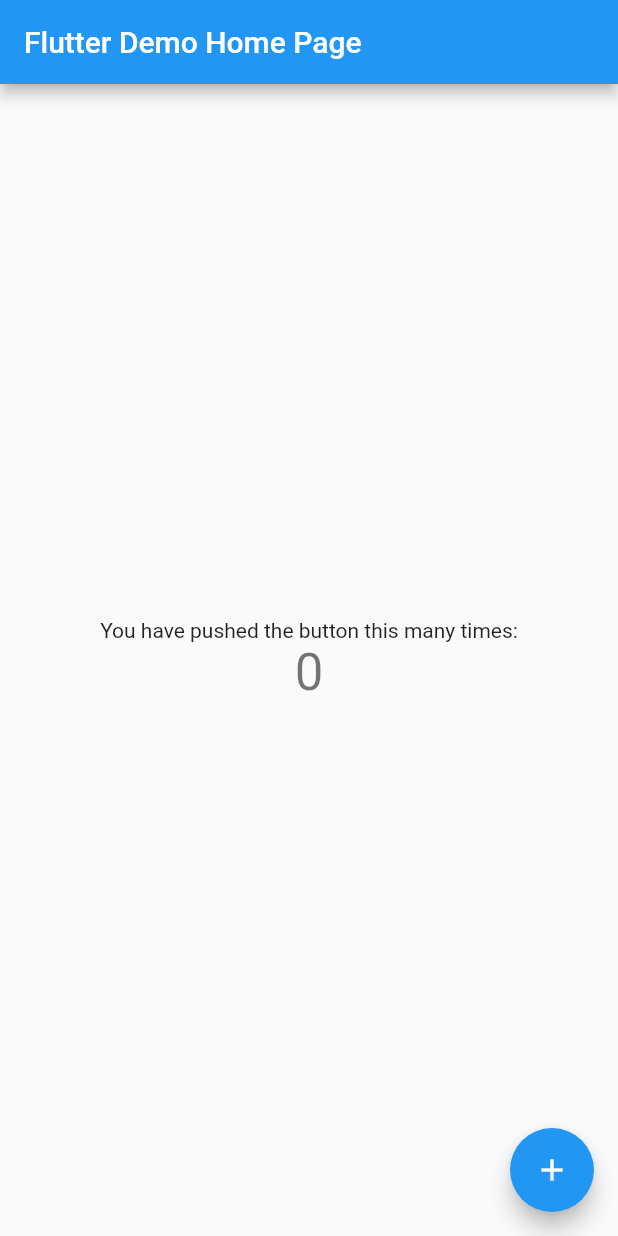
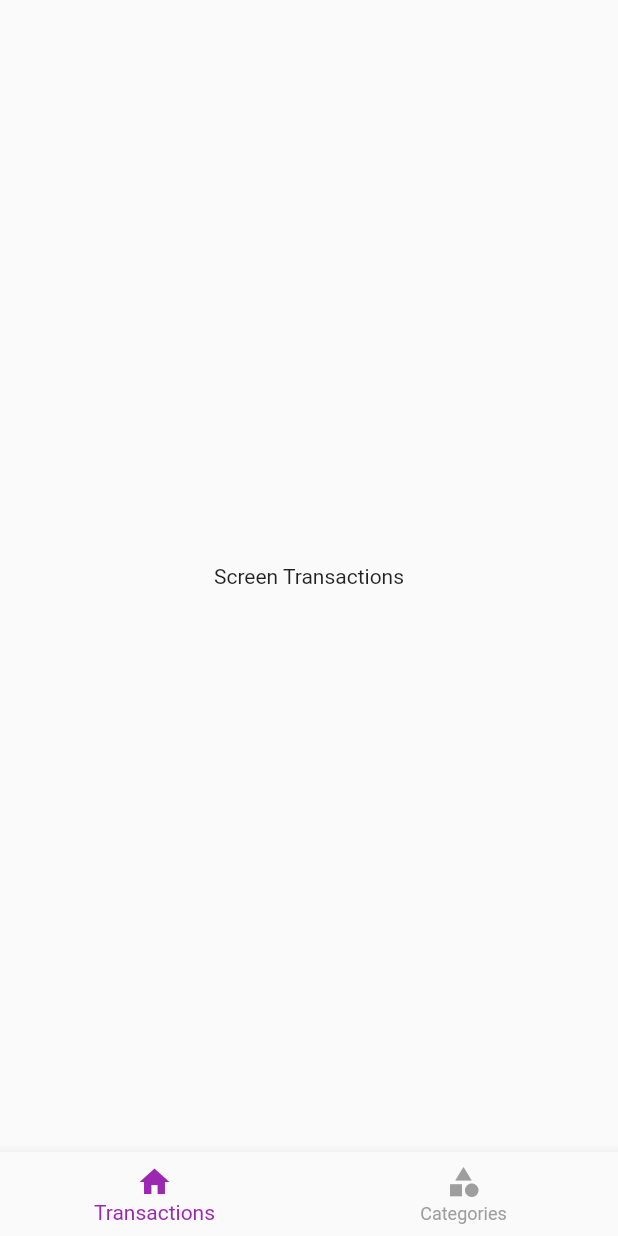
Before and after one commit to vishnuraj-m/Flutter-Money-Manager-App, a Flutter app: the screen it shows after launch, on a phone screen of 412 x 824 dp. Run offline on Flutter 3.47's test engine with Material 2 defaults, Android fonts, the phone set to English and light mode, and no system bars.

Commit message:
Bottom Navigation Completed

```diff
--- a/lib/main.dart
+++ b/lib/main.dart
@@ -1,4 +1,5 @@
 import 'package:flutter/material.dart';
+import 'package:flutter_money_manager/screens/home/screen_home.dart';
 
 void main() {
   runApp(const MyApp());
@@ -7,109 +8,14 @@
 class MyApp extends StatelessWidget {
   const MyApp({Key? key}) : super(key: key);
 
-  // This widget is the root of your application.
   @override
   Widget build(BuildContext context) {
     return MaterialApp(
       title: 'Flutter Demo',
       theme: ThemeData(
-        // This is the theme of your application.
-        //
-        // Try running your application with "flutter run". You'll see the
-        // application has a blue toolbar. Then, without quitting the app, try
-        // changing the primarySwatch below to Colors.green and then invoke
-        // "hot reload" (press "r" in the console where you ran "flutter run",
-        // or simply save your changes to "hot reload" in a Flutter IDE).
-        // Notice that the counter didn't reset back to zero; the application
-        // is not restarted.
         primarySwatch: Colors.blue,
       ),
-      home: const MyHomePage(title: 'Flutter Demo Home Page'),
+      home: const ScreenHome(),
     );
   }
 }
-
-class MyHomePage extends StatefulWidget {
-  const MyHomePage({Key? key, required this.title}) : super(key: key);
-
-  // This widget is the home page of your application. It is stateful, meaning
-  // that it has a State object (defined below) that contains fields that affect
-  // how it looks.
-
-  // This class is the configuration for the state. It holds the values (in this
-  // case the title) provided by the parent (in this case the App widget) and
-  // used by the build method of the State. Fields in a Widget subclass are
-  // always marked "final".
-
-  final String title;
-
-  @override
-  State<MyHomePage> createState() => _MyHomePageState();
-}
-
-class _MyHomePageState extends State<MyHomePage> {
-  int _counter = 0;
-
-  void _incrementCounter() {
-    setState(() {
-      // This call to setState tells the Flutter framework that something has
-      // changed in this State, which causes it to rerun the build method below
-      // so that the display can reflect the updated values. If we changed
-      // _counter without calling setState(), then the build method would not be
-      // called again, and so nothing would appear to happen.
-      _counter++;
-    });
-  }
-
-  @override
-  Widget build(BuildContext context) {
-    // This method is rerun every time setState is called, for instance as done
-    // by the _incrementCounter method above.
-    //
-    // The Flutter framework has been optimized to make rerunning build methods
-    // fast, so that you can just rebuild anything that needs updating rather
-    // than having to individually change instances of widgets.
-    return Scaffold(
-      appBar: AppBar(
-        // Here we take the value from the MyHomePage object that was created by
-        // the App.build method, and use it to set our appbar title.
-        title: Text(widget.title),
-      ),
-      body: Center(
-        // Center is a layout widget. It takes a single child and positions it
-        // in the middle of the parent.
-        child: Column(
-          // Column is also a layout widget. It takes a list of children and
-          // arranges them vertically. By default, it sizes itself to fit its
-          // children horizontally, and tries to be as tall as its parent.
-          //
-          // Invoke "debug painting" (press "p" in the console, choose the
-          // "Toggle Debug Paint" action from the Flutter Inspector in Android
-          // Studio, or the "Toggle Debug Paint" command in Visual Studio Code)
-          // to see the wireframe for each widget.
-          //
-          // Column has various properties to control how it sizes itself and
-          // how it positions its children. Here we use mainAxisAlignment to
-          // center the children vertically; the main axis here is the vertical
-          // axis because Columns are vertical (the cross axis would be
-          // horizontal).
-          mainAxisAlignment: MainAxisAlignment.center,
-          children: <Widget>[
-            const Text(
-              'You have pushed the button this many times:',
-            ),
-            Text(
-              '$_counter',
-              style: Theme.of(context).textTheme.headline4,
-            ),
-          ],
-        ),
-      ),
-      floatingActionButton: FloatingActionButton(
-        onPressed: _incrementCounter,
-        tooltip: 'Increment',
-        child: const Icon(Icons.add),
-      ), // This trailing comma makes auto-formatting nicer for build methods.
-    );
-  }
-}
--- /dev/null
+++ b/lib/screens/category/screen_category.dart
@@ -0,0 +1,12 @@
+import 'package:flutter/material.dart';
+
+class ScreenCategories extends StatelessWidget {
+  const ScreenCategories({super.key});
+
+  @override
+  Widget build(BuildContext context) {
+    return Center(
+      child: Text('Screen Categories'),
+    );
+  }
+}
--- /dev/null
+++ b/lib/screens/home/screen_home.dart
@@ -0,0 +1,29 @@
+import 'package:flutter/material.dart';
+import 'package:flutter_money_manager/screens/category/screen_category.dart';
+import 'package:flutter_money_manager/screens/home/widget/bottom_navigation.dart';
+import 'package:flutter_money_manager/screens/transaction/screen_transactions.dart';
+
+class ScreenHome extends StatelessWidget {
+  const ScreenHome({super.key});
+  static ValueNotifier<int> selectedIndexNotifier = ValueNotifier(0);
+
+  final _pages = const [
+    ScreenTransactions(),
+    ScreenCategories(),
+  ];
+
+  @override
+  Widget build(BuildContext context) {
+    return Scaffold(
+      bottomNavigationBar: MoneyManagerBottomNavigation(),
+      body: SafeArea(
+        child: ValueListenableBuilder(
+          valueListenable: selectedIndexNotifier,
+          builder: (BuildContext context, int updatedIndex, Widget? _) {
+            return _pages[updatedIndex];
+          },
+        ),
+      ),
+    );
+  }
+}
--- /dev/null
+++ b/lib/screens/home/widget/bottom_navigation.dart
@@ -0,0 +1,33 @@
+import 'package:flutter/material.dart';
+import 'package:flutter_money_manager/screens/home/screen_home.dart';
+
+class MoneyManagerBottomNavigation extends StatelessWidget {
+  const MoneyManagerBottomNavigation({super.key});
+
+  @override
+  Widget build(BuildContext context) {
+    return ValueListenableBuilder(
+      valueListenable: ScreenHome.selectedIndexNotifier,
+      builder: (BuildContext context, int updatedIndex, Widget? _) {
+        return BottomNavigationBar(
+          selectedItemColor: Colors.purple,
+          unselectedItemColor: Colors.grey,
+          currentIndex: updatedIndex,
+          onTap: (newIndex) {
+            ScreenHome.selectedIndexNotifier.value = newIndex;
+          },
+          items: const [
+            BottomNavigationBarItem(
+              icon: Icon(Icons.home),
+              label: 'Transactions',
+            ),
+            BottomNavigationBarItem(
+              icon: Icon(Icons.category),
+              label: 'Categories',
+            ),
+          ],
+        );
+      },
+    );
+  }
+}
--- /dev/null
+++ b/lib/screens/transaction/screen_transactions.dart
@@ -0,0 +1,12 @@
+import 'package:flutter/material.dart';
+
+class ScreenTransactions extends StatelessWidget {
+  const ScreenTransactions({super.key});
+
+  @override
+  Widget build(BuildContext context) {
+    return Center(
+      child: Text('Screen Transactions'),
+    );
+  }
+}
```
